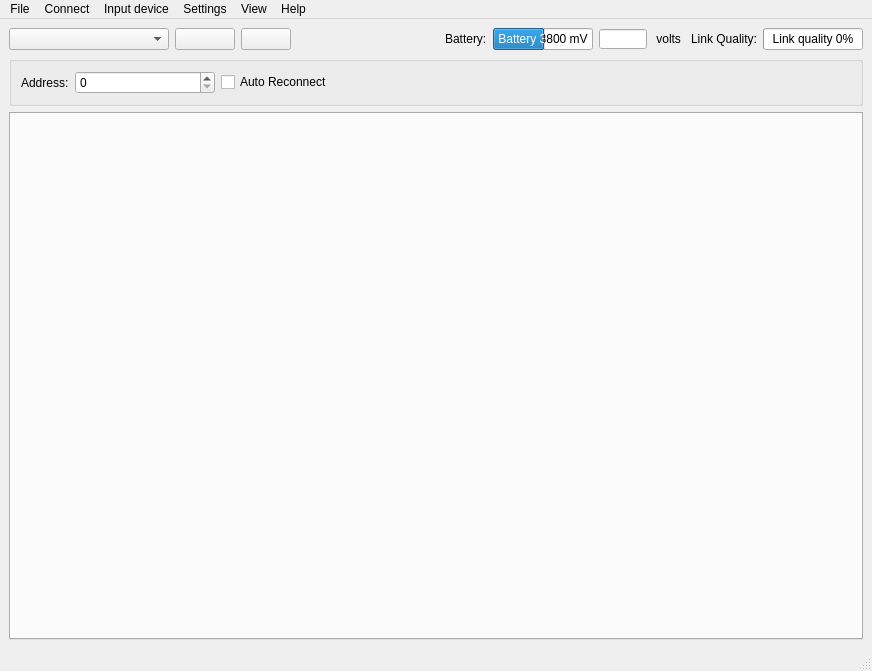
Above: src/cfclient/ui/main.ui from takyonxxx/CfClient before the change. Below: the same form after it.
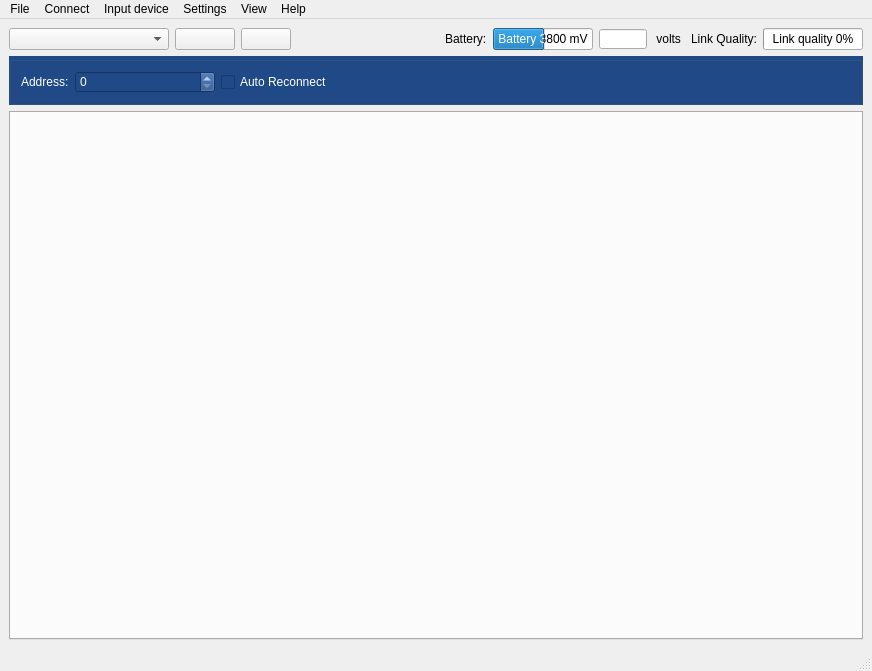
That is the form after the change. Custom widgets are drawn as their Qt base class.

The edit to the form file:
```diff
--- a/src/cfclient/ui/main.ui
+++ b/src/cfclient/ui/main.ui
@@ -16,6 +16,9 @@
   <property name="statusTip">
    <string/>
   </property>
+  <property name="styleSheet">
+   <string notr="true"/>
+  </property>
   <widget class="QWidget" name="centralwidget">
    <layout class="QGridLayout" name="gridLayout">
     <item row="0" column="0">
@@ -189,6 +192,10 @@
       </item>
       <item>
        <widget class="QGroupBox" name="groupBox">
+        <property name="styleSheet">
+         <string notr="true">background-color: rgb(32, 74, 135);
+color: rgb(255, 255, 255);</string>
+        </property>
         <layout class="QHBoxLayout" stretch="0,0,1">
          <item>
           <widget class="QLabel" name="addressLabel">
@@ -249,7 +256,7 @@
            <x>0</x>
            <y>0</y>
            <width>852</width>
-           <height>506</height>
+           <height>503</height>
           </rect>
          </property>
          <property name="sizePolicy">
```
Left out of the diff: 2 changed lines with no effect on the pictures.
